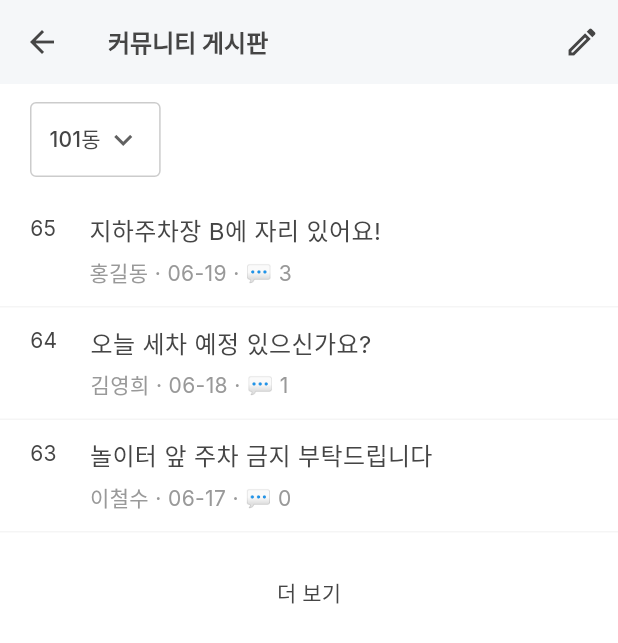
After one commit to tjaudwn23/ai_parking_app, a Flutter app: the CommunityScreen screen opened directly, on a phone screen of 412 x 824 dp. The commit adds this screen. Shown: the top 643 px of the screen. Run offline on Flutter 3.47's test engine with Material 3 defaults, Android fonts, the phone set to English and light mode, and no system bars; our stand-ins replace flutter_svg, google_fonts; missing offline and left inert: kpostal.

Commit message:
feat(community): 커뮤니티 화면 추가 및 이동 기능 구현
Figma 디자인을 기반으로 커뮤니티 화면의 기본 UI를 구현하고, 주차 현황 화면에서 해당 화면으로 이동하는 기능을 추가했습니다.

**주요 변경 사항:**

*   **커뮤니티 화면 UI 생성 (`community_screen.dart`)**:
    *   `AppBar`, 동 선택 `DropdownButton`, 게시글 목록 `ListView` 등 Figma 디자인에 맞춘 기본 레이아웃을 구성했습니다.
    *   초기 UI 확인을 위해 임시 게시글 데이터를 사용했습니다.

*   **화면 이동 로직 추가 (`parking_status_screen.dart`)**:
    *   주차 현황 화면의 상단 채팅 아이콘을 누르면 커뮤니티 화면으로 이동하도록 `Navigator.push` 로직을 구현했습니다.

*   **디렉터리 구조화**:
    *   커뮤니티 관련 파일을 관리하기 위해 `lib/presentation/community` 디렉터리를 생성했습니다.

```diff
--- /dev/null
+++ b/lib/presentation/community/community_screen.dart
@@ -0,0 +1,185 @@
+import 'package:flutter/material.dart';
+import 'package:google_fonts/google_fonts.dart';
+
+class CommunityScreen extends StatefulWidget {
+  const CommunityScreen({super.key});
+
+  @override
+  State<CommunityScreen> createState() => _CommunityScreenState();
+}
+
+class _CommunityScreenState extends State<CommunityScreen> {
+  String _selectedDong = '101동';
+  final List<String> _dongList = ['101동', '102동', '103동'];
+
+  // 더미 데이터
+  final List<Map<String, dynamic>> _posts = [
+    {
+      'id': 65,
+      'title': '지하주차장 B에 자리 있어요!',
+      'author': '홍길동',
+      'date': '06-19',
+      'comments': 3,
+    },
+    {
+      'id': 64,
+      'title': '오늘 세차 예정 있으신가요?',
+      'author': '김영희',
+      'date': '06-18',
+      'comments': 1,
+    },
+    {
+      'id': 63,
+      'title': '놀이터 앞 주차 금지 부탁드립니다',
+      'author': '이철수',
+      'date': '06-17',
+      'comments': 0,
+    },
+  ];
+
+  @override
+  Widget build(BuildContext context) {
+    return Scaffold(
+      backgroundColor: Colors.white,
+      appBar: AppBar(
+        leading: IconButton(
+          icon: const Icon(Icons.arrow_back, color: Color(0xFF454545)),
+          onPressed: () => Navigator.of(context).pop(),
+        ),
+        title: Text(
+          '커뮤니티 게시판',
+          style: GoogleFonts.inter(
+            color: const Color(0xFF454545),
+            fontSize: 16,
+            fontWeight: FontWeight.bold,
+          ),
+        ),
+        actions: [
+          IconButton(
+            icon: const Icon(Icons.edit_outlined, color: Color(0xFF454545)),
+            onPressed: () {
+              // TODO: Implement create post functionality
+            },
+          ),
+        ],
+        backgroundColor: Colors.white,
+        elevation: 1,
+      ),
+      body: Column(
+        children: [
+          Padding(
+            padding: const EdgeInsets.symmetric(
+              horizontal: 20.0,
+              vertical: 12.0,
+            ),
+            child: Align(
+              alignment: Alignment.centerLeft,
+              child: Container(
+                padding: const EdgeInsets.symmetric(horizontal: 12.0),
+                decoration: BoxDecoration(
+                  borderRadius: BorderRadius.circular(4.0),
+                  border: Border.all(color: const Color(0xFFCCCCCC)),
+                ),
+                child: DropdownButtonHideUnderline(
+                  child: DropdownButton<String>(
+                    value: _selectedDong,
+                    icon: const Icon(Icons.keyboard_arrow_down),
+                    items: _dongList.map((String value) {
+                      return DropdownMenuItem<String>(
+                        value: value,
+                        child: Text(
+                          value,
+                          style: GoogleFonts.inter(
+                            fontSize: 14,
+                            color: const Color(0xFF454545),
+                          ),
+                        ),
+                      );
+                    }).toList(),
+                    onChanged: (newValue) {
+                      setState(() {
+                        _selectedDong = newValue!;
+                      });
+                    },
+                  ),
+                ),
+              ),
+            ),
+          ),
+          Expanded(
+            child: ListView.builder(
+              itemCount: _posts.length + 1, // +1 for the "Load More" button
+              itemBuilder: (context, index) {
+                if (index == _posts.length) {
+                  return Padding(
+                    padding: const EdgeInsets.symmetric(vertical: 16.0),
+                    child: Center(
+                      child: TextButton(
+                        onPressed: () {
+                          // TODO: Load more posts
+                        },
+                        child: Text(
+                          '더 보기',
+                          style: GoogleFonts.inter(
+                            fontSize: 14,
+                            color: const Color(0xFF454545),
+                          ),
+                        ),
+                      ),
+                    ),
+                  );
+                }
+                final post = _posts[index];
+                return _buildPostCard(post);
+              },
+            ),
+          ),
+        ],
+      ),
+    );
+  }
+
+  Widget _buildPostCard(Map<String, dynamic> post) {
+    return Container(
+      padding: const EdgeInsets.symmetric(horizontal: 20, vertical: 12),
+      decoration: const BoxDecoration(
+        border: Border(bottom: BorderSide(color: Color(0xFFF5F5F5), width: 1)),
+      ),
+      child: Row(
+        crossAxisAlignment: CrossAxisAlignment.start,
+        children: [
+          Text(
+            post['id'].toString(),
+            style: GoogleFonts.inter(
+              fontSize: 14,
+              color: const Color(0xFF454545),
+            ),
+          ),
+          const SizedBox(width: 22),
+          Expanded(
+            child: Column(
+              crossAxisAlignment: CrossAxisAlignment.start,
+              children: [
+                Text(
+                  post['title'],
+                  style: GoogleFonts.inter(
+                    fontSize: 16,
+                    color: const Color(0xFF454545),
+                  ),
+                ),
+                const SizedBox(height: 5),
+                Text(
+                  '${post['author']} · ${post['date']} · 💬 ${post['comments']}',
+                  style: GoogleFonts.inter(
+                    fontSize: 14,
+                    color: const Color(0xFF999999),
+                  ),
+                ),
+              ],
+            ),
+          ),
+        ],
+      ),
+    );
+  }
+}
--- a/lib/presentation/parking_status/parking_status_screen.dart
+++ b/lib/presentation/parking_status/parking_status_screen.dart
@@ -1,3 +1,4 @@
+import 'package:ai_parking/presentation/community/community_screen.dart';
 import 'package:flutter/material.dart';
 import 'package:google_fonts/google_fonts.dart';
 
@@ -40,7 +41,12 @@ class ParkingStatusScreen extends StatelessWidget {
               color: Color(0xFF454545),
             ),
             onPressed: () {
-              // TODO: Implement chat functionality
+              Navigator.push(
+                context,
+                MaterialPageRoute(
+                  builder: (context) => const CommunityScreen(),
+                ),
+              );
             },
           ),
         ],
```
